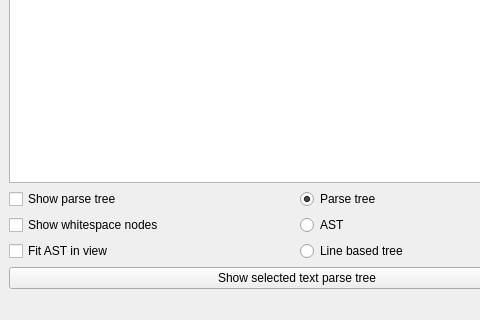
softdevteam/eco, file lib/eco/gui/parsetree.ui: the form before one commit; both pictures show x 0 to 480 and y 248 to 568 of the 594 by 568 pixel window.
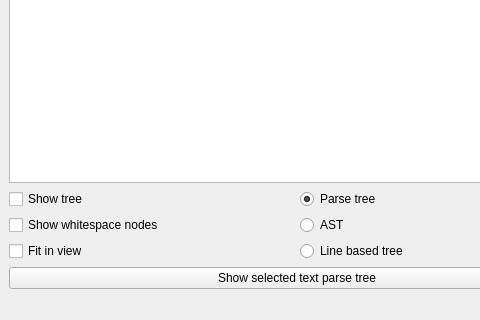
The form after the commit.

Commit message: renamed some gui elements

Patch:
```diff
--- a/lib/eco/gui/parsetree.ui
+++ b/lib/eco/gui/parsetree.ui
@@ -81,7 +81,7 @@
         <item>
          <widget class="QCheckBox" name="cb_toggle_ast">
           <property name="text">
-           <string>Show parse tree</string>
+           <string>Show tree</string>
           </property>
           <property name="checkable">
            <bool>true</bool>
@@ -107,7 +107,7 @@
         <item>
          <widget class="QCheckBox" name="cb_fit_ast">
           <property name="text">
-           <string>Fit AST in view</string>
+           <string>Fit in view</string>
           </property>
          </widget>
         </item>
```
The commit also changes 3 other files.
